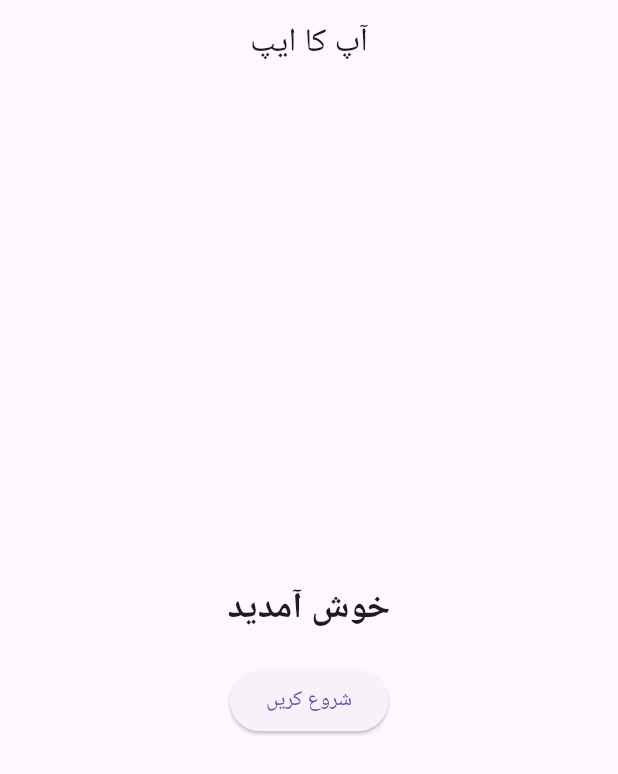
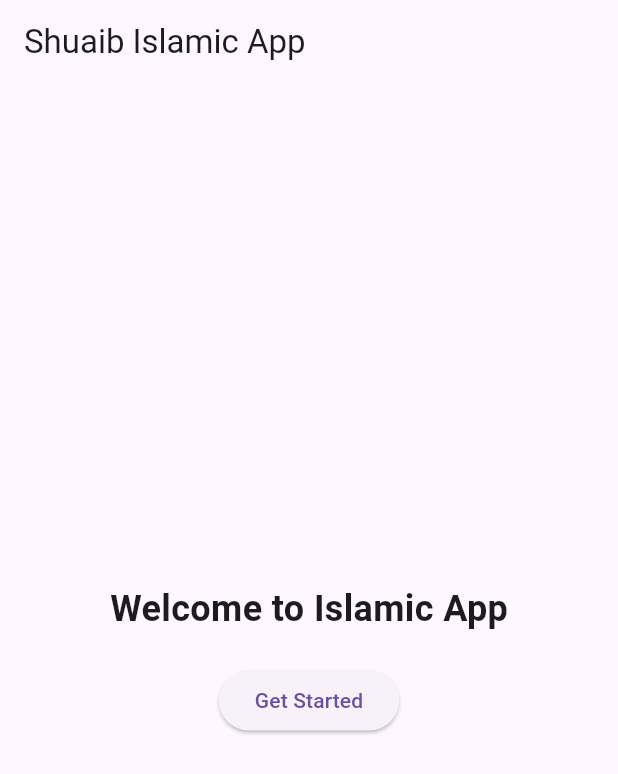
Before and after one commit to sjsnza123-art/shuaib_islamic_app_full, a Flutter app: the screen it shows after launch, on a phone screen of 412 x 824 dp. Shown: the top 774 px of the screen. Run offline on Flutter 3.47's test engine with Material 3 defaults, Android fonts, the phone set to English and light mode, and no system bars; Roboto replaces fonts that are missing (UrduFont).

Commit message:
Update main.dart

```diff
--- a/lib/main.dart
+++ b/lib/main.dart
@@ -8,39 +8,38 @@ class MyApp extends StatelessWidget {
   @override
   Widget build(BuildContext context) {
     return MaterialApp(
-      title: 'آپ کا ایپ کا نام',
+      title: 'Shuaib Islamic App',
       theme: ThemeData(
         primarySwatch: Colors.blue,
-        fontFamily: 'UrduFont', // اگر اردو فونٹ استعمال کر رہے ہیں
+        visualDensity: VisualDensity.adaptivePlatformDensity,
       ),
-      home: HomeScreen(), // آپ کا اپنا ہوم پیج
-      debugShowCheckedModeBanner: false, // ڈیبگ بینر ہٹائیں
+      home: MyHomePage(),
+      debugShowCheckedModeBanner: false,
     );
   }
 }
 
-class HomeScreen extends StatelessWidget {
+class MyHomePage extends StatelessWidget {
   @override
   Widget build(BuildContext context) {
     return Scaffold(
       appBar: AppBar(
-        title: Text('آپ کا ایپ'),
-        centerTitle: true,
+        title: Text('Shuaib Islamic App'),
       ),
       body: Center(
         child: Column(
           mainAxisAlignment: MainAxisAlignment.center,
-          children: [
+          children: <Widget>[
             Text(
-              'خوش آمدید',
+              'Welcome to Islamic App',
               style: TextStyle(fontSize: 24, fontWeight: FontWeight.bold),
             ),
             SizedBox(height: 20),
             ElevatedButton(
               onPressed: () {
-                // آپ کا فنکشنلٹی
+                // Add your functionality here
               },
-              child: Text('شروع کریں'),
+              child: Text('Get Started'),
             ),
           ],
         ),
```
